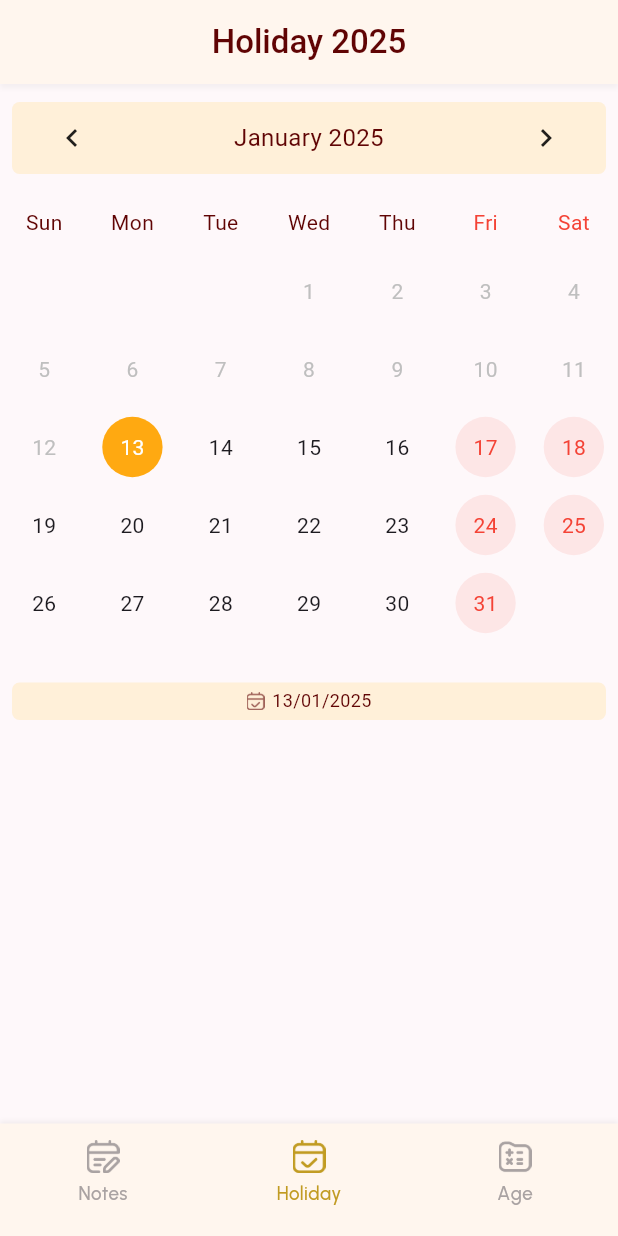
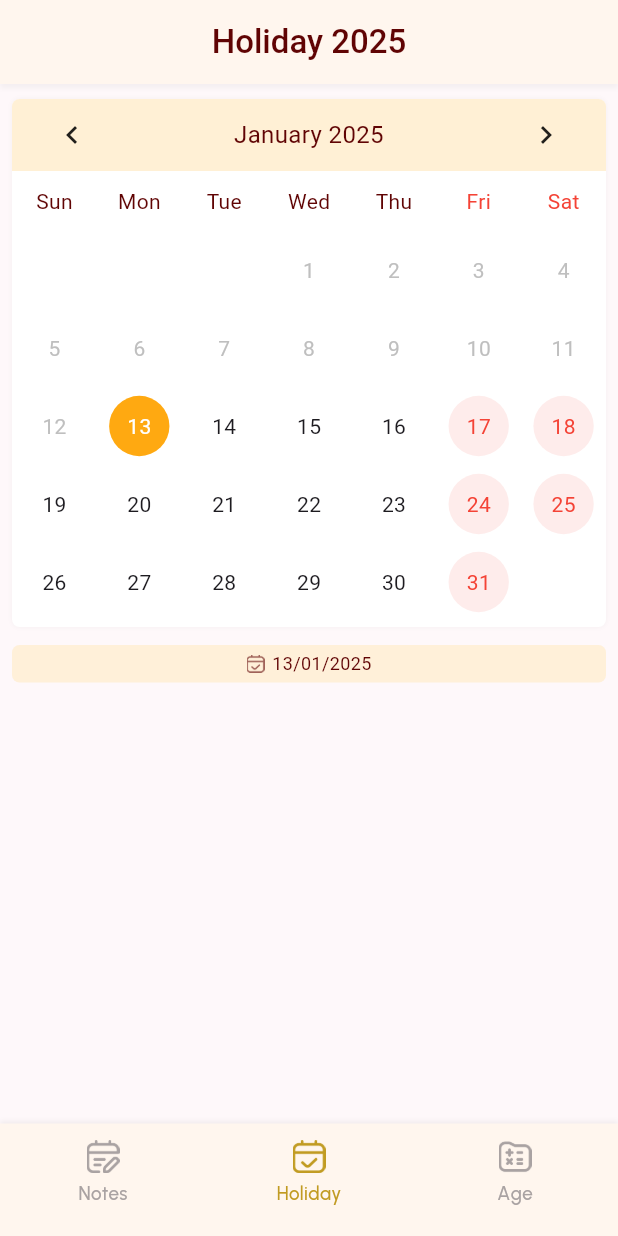
Before and after one commit to marjansikder/story-note, a Flutter app: the screen it shows after launch, swiped to page 2, on a phone screen of 412 x 824 dp. Run offline on Flutter 3.47's test engine with Material 3 defaults, Android fonts, the phone set to English and light mode, and no system bars; drawn by our look-alikes of table_calendar; our stand-ins replace flutter_riverpod, fluttertoast, google_fonts, hive, hive_flutter; accounts and stored records are empty; Roboto replaces fonts that are missing (MiSans).

Commit message:
Ui update

```diff
--- a/lib/screen/age_calculator/age_calculator_screen.dart
+++ b/lib/screen/age_calculator/age_calculator_screen.dart
@@ -78,6 +78,13 @@ class _AgeCalculatorScreenState extends ConsumerState<AgeCalculatorScreen> {
         decoration: BoxDecoration(
           borderRadius: BorderRadius.circular(5),
           color: AppColors.kWarningToastBgColor,
+          boxShadow: [
+            BoxShadow(
+              blurRadius: 2,
+              color: Colors.grey.withOpacity(0.1),
+              offset: const Offset(2, 3.0),
+            ),
+          ],
         ),
         child: Row(
           crossAxisAlignment: CrossAxisAlignment.center,
--- a/lib/screen/calender/holiday_calendar_screen.dart
+++ b/lib/screen/calender/holiday_calendar_screen.dart
@@ -121,25 +121,42 @@ class _HolidayCalenderState extends State<HolidayCalender> {
 
   @override
   Widget build(BuildContext context) {
-    String resultedDate = DateFormat("dd/MM/yyyy").format(_selectedDay ?? DateTime.now());
+    String resultedDate =
+        DateFormat("dd/MM/yyyy").format(_selectedDay ?? DateTime.now());
     return Scaffold(
         backgroundColor: AppColors.kBgColor.withOpacity(.3),
         appBar: CustomAppBarWithShadow(title: 'Holiday ${_focusedDay.year}'),
         body: Column(children: [
-          const SizedBox(height: 4),
-          TableCalendar<Event>(
+          const SizedBox(height: 2),
+          Padding(
+            padding: const EdgeInsets.symmetric(horizontal: 8, vertical: 8),
+            child: Container(
+              padding: const EdgeInsets.only(bottom: 4),
+              decoration: BoxDecoration(
+                color: AppColors.kWhiteColor,
+                borderRadius: BorderRadius.circular(5),
+                boxShadow: [
+                  BoxShadow(
+                    blurRadius: 2,
+                    color: Colors.grey.withOpacity(0.1),
+                  ),
+                ],
+              ),
+              child: TableCalendar<Event>(
                 locale: 'en_US',
                 headerStyle: HeaderStyle(
-                headerMargin:
-                    EdgeInsets.only(left: 8, right: 8, bottom: 12, top: 8),
+                    //headerMargin: EdgeInsets.only(left: 8, right: 8, bottom: 12, top: 8),
                     headerPadding: EdgeInsets.only(left: 8, right: 8),
                     formatButtonVisible: false,
                     titleCentered: true,
                     titleTextStyle:
                         TextStyle(fontSize: 16, color: AppColors.kBrown),
                     decoration: BoxDecoration(
-                  color: AppColors.kWarningToastBgColor.withOpacity(.7),
-                  borderRadius: BorderRadius.circular(5),
+                      color: AppColors.kWarningToastBgColor.withOpacity(.8),
+                      borderRadius: BorderRadius.only(
+                        topRight: Radius.circular(5),
+                        topLeft: Radius.circular(5),
+                      ),
                     )),
                 firstDay: kFirstDay,
                 lastDay: kLastDay,
@@ -255,7 +272,9 @@ class _HolidayCalenderState extends State<HolidayCalender> {
                   });
                 },
               ),
-          const SizedBox(height: 25.0),
+            ),
+          ),
+          const SizedBox(height: 2.0),
           Padding(
             padding: const EdgeInsets.symmetric(horizontal: 8, vertical: 2),
             child: Container(
@@ -267,7 +286,8 @@ class _HolidayCalenderState extends State<HolidayCalender> {
               child: Row(
                 mainAxisAlignment: MainAxisAlignment.center,
                 children: [
-                  Image.asset("assets/icons/Holiday.png", height: 12, color: AppColors.kBrown.withOpacity(.6)),
+                  Image.asset("assets/icons/Holiday.png",
+                      height: 12, color: AppColors.kBrown.withOpacity(.6)),
                   const SizedBox(width: 5),
                   Text(resultedDate,
                       style: getCustomTextStyle(
@@ -278,7 +298,7 @@ class _HolidayCalenderState extends State<HolidayCalender> {
               ),
             ),
           ),
-          const SizedBox(height: 8.0),
+          const SizedBox(height: 4.0),
           Expanded(
             child: ValueListenableBuilder<List<Event>>(
               valueListenable: _selectedEvents,
--- a/lib/screen/notes/notes_list_screen.dart
+++ b/lib/screen/notes/notes_list_screen.dart
@@ -424,7 +424,7 @@ class _NotesListScreenState extends State<NotesListScreen> {
         _showEdit(context, currentItem['key']);
       },
       child: Card(
-        elevation: 1,
+        elevation: 3,
         margin: EdgeInsets.only(bottom: 12),
         shape: RoundedRectangleBorder(borderRadius: BorderRadius.circular(5)),
         child: Column(
--- a/lib/utils/blank_page.dart
+++ b/lib/utils/blank_page.dart
@@ -16,10 +16,10 @@ class BlankPage extends StatelessWidget {
       decoration: BoxDecoration(
         borderRadius: BorderRadius.circular(10),
         color: Colors.white,
-        image: const DecorationImage(
-          image: AssetImage("assets/images/note_list.png"),
+        /*image: const DecorationImage(
+          image: AssetImage("assets/icons/note_list.png"),
           fit: BoxFit.cover,
-        ),
+        ),*/
       ),
       child: children,
     );
```
Lines whose indentation alone changed are shown as unchanged.
